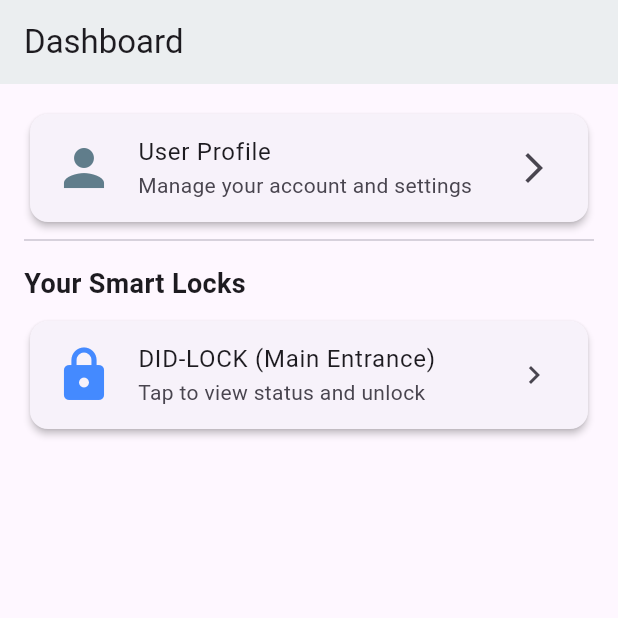
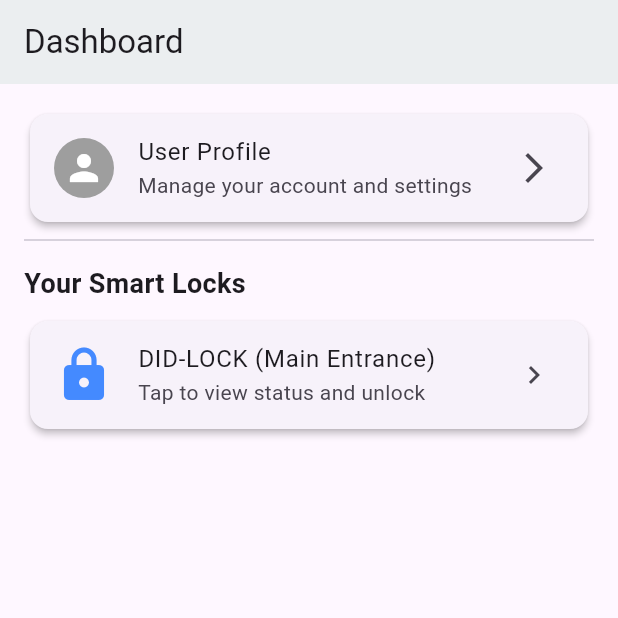
Before and after one commit to DarshanN29/Smart-Lock, a Flutter app: the screen it shows after launch, on a phone screen of 412 x 824 dp, the top half of it. Run offline on Flutter 3.47's test engine with Material 3 defaults, Android fonts, the light colour scheme and no system bars; our stand-ins replace flutter_blue_plus, local_auth, qr_flutter; missing offline and left inert: cryptography.

Commit message:
feat: Update User Profile icon on Dashboard to default person avatar

```diff
--- a/flutter_projects/lib/screens/dashboard_screen.dart
+++ b/flutter_projects/lib/screens/dashboard_screen.dart
@@ -18,12 +18,20 @@ class DashboardScreen extends StatelessWidget {
         padding: const EdgeInsets.all(16.0),
         children: [
           // ------------------------------------
-          // Profile Section
+          // Profile Section (MODIFIED ICON)
           // ------------------------------------
           Card(
             elevation: 2,
             child: ListTile(
-              leading: const Icon(Icons.person, size: 40, color: Colors.blueGrey),
+              // 💡 MODIFIED: Replaced the leading icon with a standard default user avatar (CircleAvatar with Icons.person)
+              leading: const CircleAvatar(
+                backgroundColor: Colors.grey, // Standard grey background
+                child: Icon(
+                  Icons.person,
+                  size: 28,
+                  color: Colors.white, // White person icon
+                ),
+              ),
               title: const Text("User Profile"),
               subtitle: const Text("Manage your account and settings"),
               trailing: const Icon(Icons.arrow_forward_ios),
@@ -34,7 +42,7 @@ class DashboardScreen extends StatelessWidget {
           ),
           const Divider(),
           // ------------------------------------
-          // Locks Section (Main Feature)
+          // Locks Section (Existing Logic)
           // ------------------------------------
           const Padding(
             padding: EdgeInsets.symmetric(vertical: 8.0),
```
